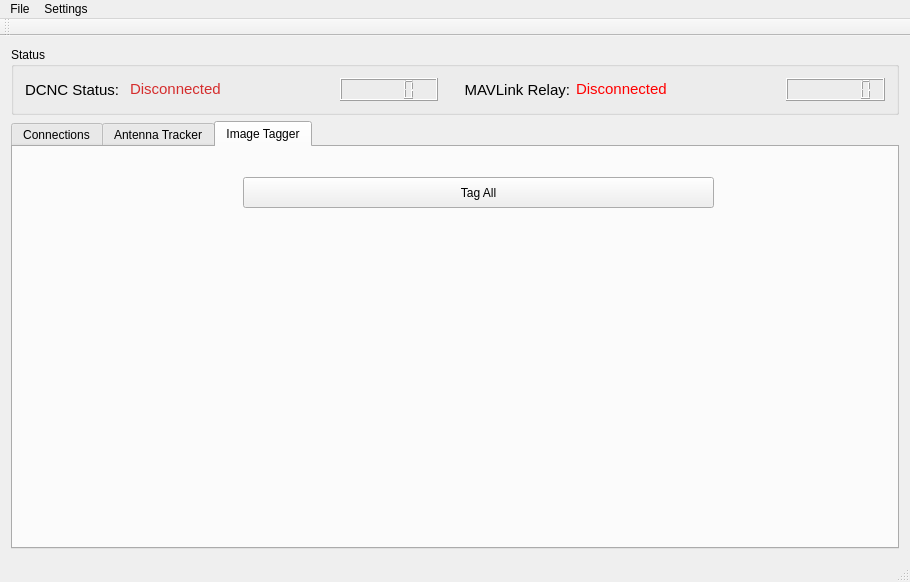
The window that gcomcontroller.ui (Rainerino/GCOM) describes before a commit, drawn with Qt 5.
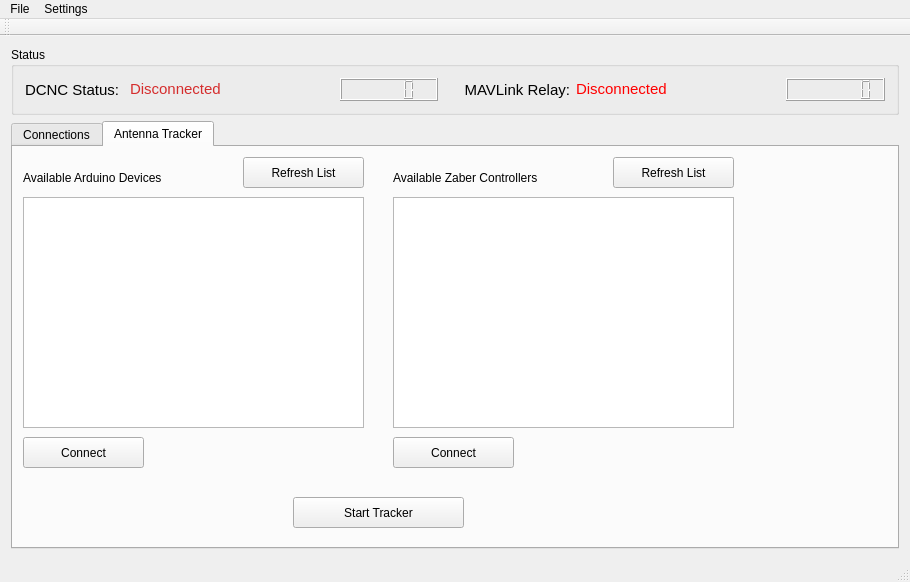
The same window after the commit. The open tabs and pages were chosen to show the change.

Commit message:
Removed Image Tagger
Exiv2 Incompantable with windows machines therfore it
has been removed.

Improve tagger branch then remerge please.

The edit to the form file:
```diff
--- a/gcomcontroller.ui
+++ b/gcomcontroller.ui
@@ -535,24 +535,6 @@
         </property>
        </widget>
       </widget>
-      <widget class="QWidget" name="imageTaggerTab">
-       <attribute name="title">
-        <string>Image Tagger</string>
-       </attribute>
-       <widget class="QPushButton" name="tagImagesButton">
-        <property name="geometry">
-         <rect>
-          <x>230</x>
-          <y>30</y>
-          <width>471</width>
-          <height>31</height>
-         </rect>
-        </property>
-        <property name="text">
-         <string>Tag All</string>
-        </property>
-       </widget>
-      </widget>
      </widget>
     </item>
    </layout>
```
Left out of the diff: 4 changed lines with no effect on the pictures. The commit also changes 5 other files.
